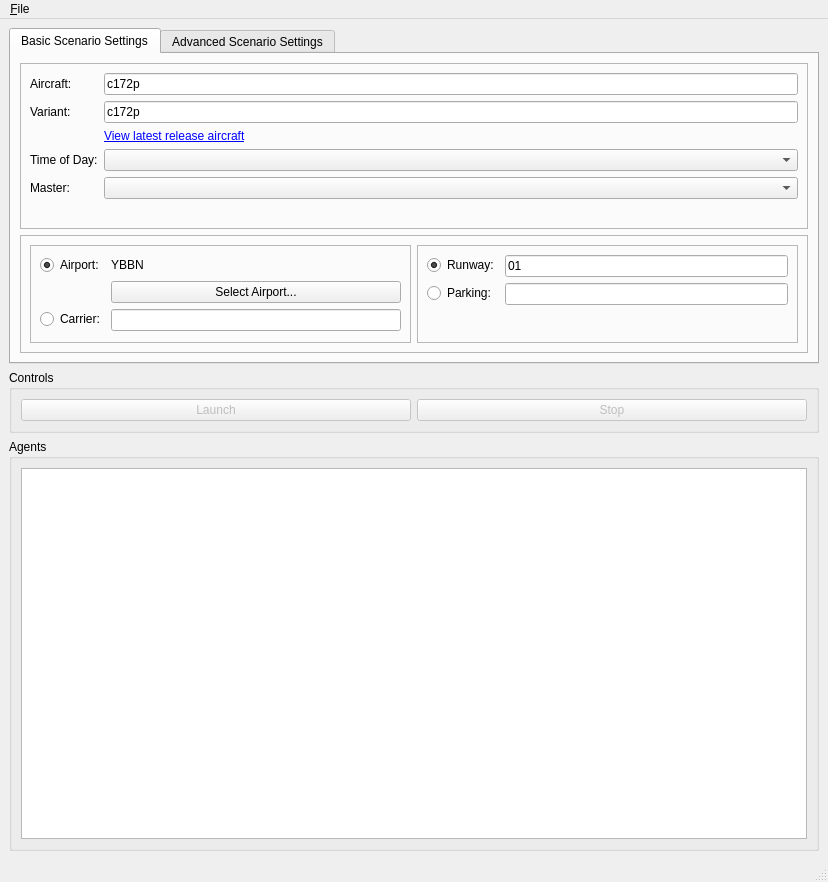
This is fgo/ui/MainWindow.ui in cgspeck/fg-orchestrator as Qt 5 draws it before an edit. The edited form follows.
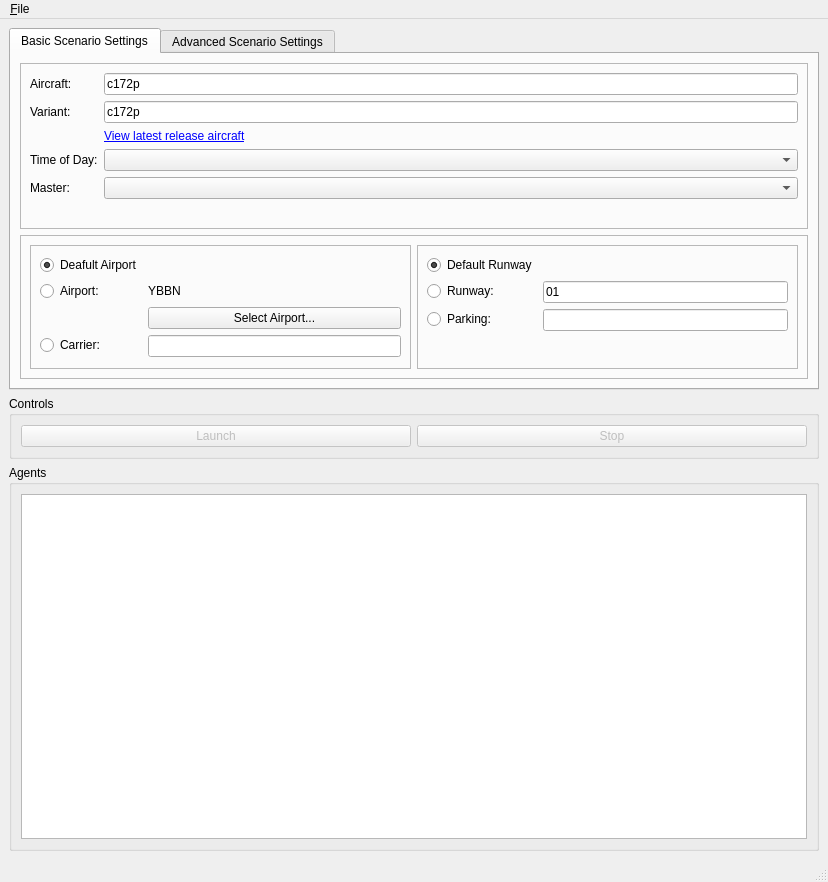
This is the edited form. Icons and pictures are not drawn.

Commit message: Decompress db before UI is shown; Provide an explicit default airport/runway option; Fix terrasync webserver being passed through. (#11)

Patch:
```diff
--- a/fgo/ui/MainWindow.ui
+++ b/fgo/ui/MainWindow.ui
@@ -155,27 +155,27 @@
               <enum>QFrame::Raised</enum>
              </property>
              <layout class="QFormLayout" name="formLayout_2">
-              <item row="1" column="0">
+              <item row="2" column="0">
                <widget class="QRadioButton" name="rbAirport">
                 <property name="text">
                  <string>Airport:</string>
                 </property>
                 <property name="checked">
-                 <bool>true</bool>
+                 <bool>false</bool>
                 </property>
                </widget>
               </item>
-              <item row="3" column="0">
+              <item row="4" column="0">
                <widget class="QRadioButton" name="rbCarrier">
                 <property name="text">
                  <string>Carrier:</string>
                 </property>
                </widget>
               </item>
-              <item row="3" column="1">
+              <item row="4" column="1">
                <widget class="QLineEdit" name="leCarrier"/>
               </item>
-              <item row="1" column="1">
+              <item row="2" column="1">
                <widget class="QLabel" name="leAirport">
                 <property name="font">
                  <font>
@@ -187,13 +187,23 @@
                 </property>
                </widget>
               </item>
-              <item row="2" column="1">
+              <item row="3" column="1">
                <widget class="QPushButton" name="pbSelectAirport">
                 <property name="text">
                  <string>Select Airport...</string>
                 </property>
                </widget>
               </item>
+              <item row="1" column="0">
+               <widget class="QRadioButton" name="rbDefaultAirport">
+                <property name="text">
+                 <string>Deafult Airport</string>
+                </property>
+                <property name="checked">
+                 <bool>true</bool>
+                </property>
+               </widget>
+              </item>
              </layout>
             </widget>
            </item>
@@ -206,33 +216,43 @@
               <enum>QFrame::Raised</enum>
              </property>
              <layout class="QFormLayout" name="formLayout_3">
-              <item row="0" column="0">
+              <item row="1" column="0">
                <widget class="QRadioButton" name="rbRunway">
                 <property name="text">
                  <string>Runway:</string>
                 </property>
                 <property name="checked">
-                 <bool>true</bool>
+                 <bool>false</bool>
                 </property>
                </widget>
               </item>
-              <item row="1" column="0">
+              <item row="2" column="0">
                <widget class="QRadioButton" name="rbParking">
                 <property name="text">
                  <string>Parking:</string>
                 </property>
                </widget>
               </item>
-              <item row="0" column="1">
+              <item row="1" column="1">
                <widget class="QLineEdit" name="leRunway">
                 <property name="text">
                  <string>01</string>
                 </property>
                </widget>
               </item>
-              <item row="1" column="1">
+              <item row="2" column="1">
                <widget class="QLineEdit" name="leParking"/>
               </item>
+              <item row="0" column="0">
+               <widget class="QRadioButton" name="rbDefaultRunway">
+                <property name="text">
+                 <string>Default Runway</string>
+                </property>
+                <property name="checked">
+                 <bool>true</bool>
+                </property>
+               </widget>
+              </item>
              </layout>
             </widget>
            </item>
```
The commit also changes 6 other files.
